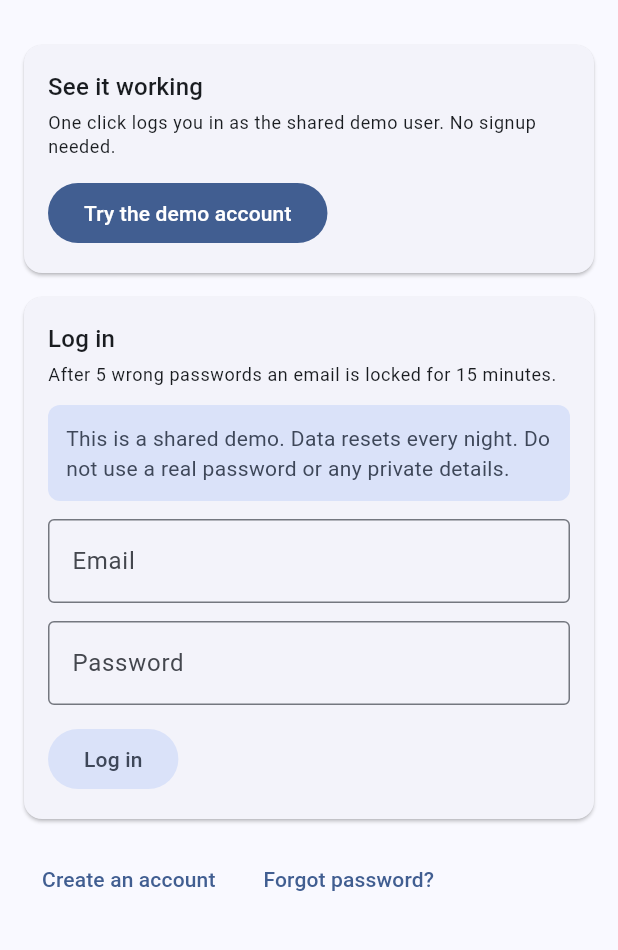
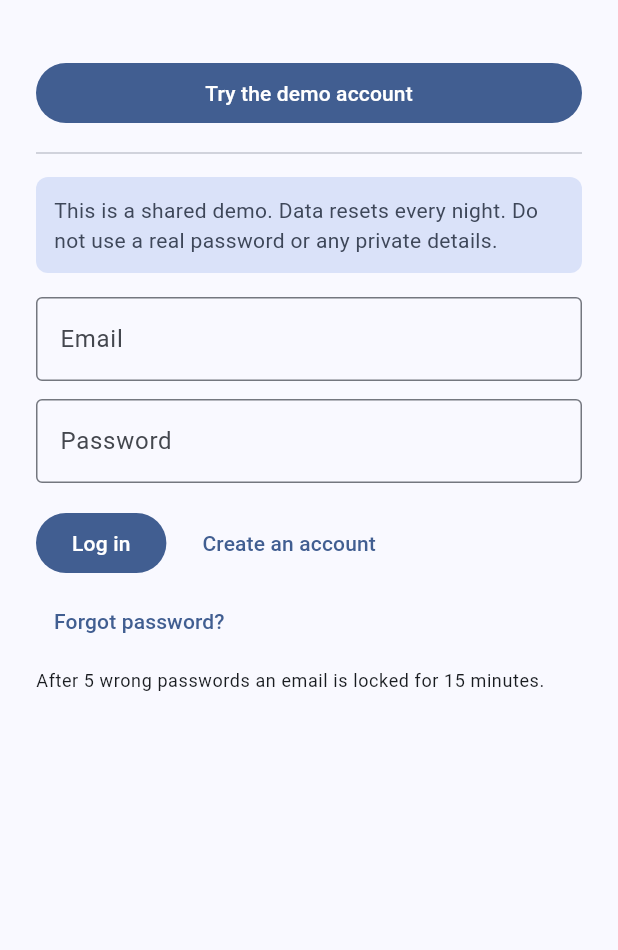
Before and after one commit to simple-api-dev/auth-client, a Flutter app: the screen it shows after launch, on a phone screen of 412 x 824 dp, the part 63-1013 px from its top. Run offline on Flutter 3.47's test engine with Material 3 defaults, Android fonts, the phone set to English and light mode, and no system bars; missing offline and left inert: dart:js_interop; accounts and stored records are empty.

Commit message:
Use the shared login layout, readable dates and a read-only demo profile
Co-Authored-By: Claude Opus 5.5 <noreply@anthropic.com>

```diff
--- a/lib/screens/login_screen.dart
+++ b/lib/screens/login_screen.dart
@@ -51,25 +51,19 @@ class _LoginScreenState extends State<LoginScreen> with ActionState {
     return PageShell(
       title: 'SimpleAPI Auth',
       app: app,
-      children: [
-        Section(
-          title: 'See it working',
-          subtitle: 'One click logs you in as the shared demo user. No signup needed.',
+      padding: const EdgeInsets.all(24),
       children: [
         FilledButton(
           onPressed: busy ? null : _tryDemo,
           child: Text(busy ? 'Please wait...' : 'Try the demo account'),
         ),
-          ],
-        ),
+        const Divider(height: 32),
+        const DemoNotice(),
         Form(
           key: _form,
-          child: Section(
-            title: 'Log in',
-            subtitle: 'After 5 wrong passwords an email is locked for 15 minutes.',
+          child: Column(
+            crossAxisAlignment: CrossAxisAlignment.start,
             children: [
-              const DemoNotice(),
-              StatusText(error: error ?? app.notice, info: info),
               field(_email, 'Email', keyboard: TextInputType.emailAddress, validator: notEmpty),
               field(
                 _password,
@@ -78,30 +72,37 @@ class _LoginScreenState extends State<LoginScreen> with ActionState {
                 validator: notEmpty,
                 onSubmitted: (_) => _login(),
               ),
-              FilledButton.tonal(
+              StatusText(error: error ?? app.notice, info: info),
+              const SizedBox(height: 4),
+              Wrap(
+                spacing: 12,
+                runSpacing: 4,
+                crossAxisAlignment: WrapCrossAlignment.center,
+                children: [
+                  FilledButton(
                     onPressed: busy ? null : _login,
                     child: Text(busy ? 'Logging in...' : 'Log in'),
                   ),
-            ],
-          ),
-        ),
-        Wrap(
-          spacing: 8,
-          children: [
                   TextButton(
-              onPressed: () =>
-                  Navigator.of(context)
+                    onPressed: () => Navigator.of(context)
                         .push(MaterialPageRoute<void>(builder: (_) => RegisterScreen(app: app))),
                     child: const Text('Create an account'),
                   ),
                   TextButton(
-              onPressed: () =>
-                  Navigator.of(context)
+                    onPressed: () => Navigator.of(context)
                         .push(MaterialPageRoute<void>(builder: (_) => ResetScreen(app: app))),
                     child: const Text('Forgot password?'),
                   ),
                 ],
               ),
+              const SizedBox(height: 8),
+              Text(
+                'After 5 wrong passwords an email is locked for 15 minutes.',
+                style: Theme.of(context).textTheme.bodySmall,
+              ),
+            ],
+          ),
+        ),
       ],
     );
   }
--- a/lib/screens/ui.dart
+++ b/lib/screens/ui.dart
@@ -6,11 +6,19 @@ import '../config.dart';
 
 /// A centered, scrollable page with a sensible maximum width.
 class PageShell extends StatelessWidget {
-  const PageShell({super.key, required this.title, required this.children, this.actions, this.app});
+  const PageShell({
+    super.key,
+    required this.title,
+    required this.children,
+    this.actions,
+    this.app,
+    this.padding = const EdgeInsets.all(16),
+  });
 
   final String title;
   final List<Widget> children;
   final List<Widget>? actions;
+  final EdgeInsets padding;
 
   /// Pass the app on top-level screens: they get a back arrow to simpleapi.dev. Inner screens leave it null and
   /// keep the normal in-app back arrow.
@@ -33,7 +41,7 @@ class PageShell extends StatelessWidget {
       body: Center(
         child: ConstrainedBox(
           constraints: const BoxConstraints(maxWidth: 560),
-          child: ListView(padding: const EdgeInsets.all(16), children: children),
+          child: ListView(padding: padding, children: children),
         ),
       ),
     );
@@ -106,6 +114,15 @@ String? validPassword(String? value) {
   return null;
 }
 
+/// An API timestamp such as `2026-11-01T05:32:25Z` as a date for people, `1 Nov 2026`, in the viewer's time zone.
+/// Null when there is no valid timestamp, so a raw value never reaches the screen.
+String? readableDate(String? timestamp) {
+  final date = timestamp == null ? null : DateTime.tryParse(timestamp)?.toLocal();
+  if (date == null) return null;
+  const months = ['Jan', 'Feb', 'Mar', 'Apr', 'May', 'Jun', 'Jul', 'Aug', 'Sep', 'Oct', 'Nov', 'Dec'];
+  return '${date.day} ${months[date.month - 1]} ${date.year}';
+}
+
 const demoFullMessage = 'The demo is full. It resets every night.';
 
 const demoNoticeText =
@@ -126,7 +143,7 @@ class DemoNotice extends StatelessWidget {
     final scheme = Theme.of(context).colorScheme;
     return Container(
       width: double.infinity,
-      margin: const EdgeInsets.only(bottom: 12),
+      margin: const EdgeInsets.only(bottom: 16),
       padding: const EdgeInsets.all(12),
       decoration: BoxDecoration(
         color: scheme.secondaryContainer,
```
Also changed, not shown: lib/screens/account_sections.dart (+7 -2 lines), 3 other files. Lines whose indentation alone changed are shown as unchanged.
